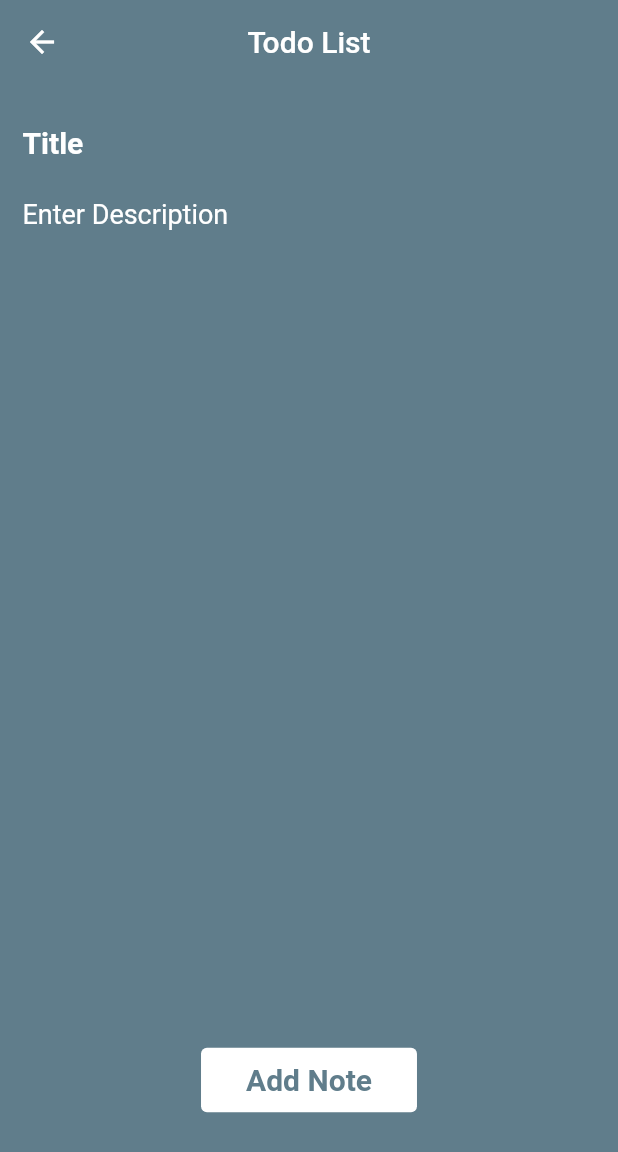
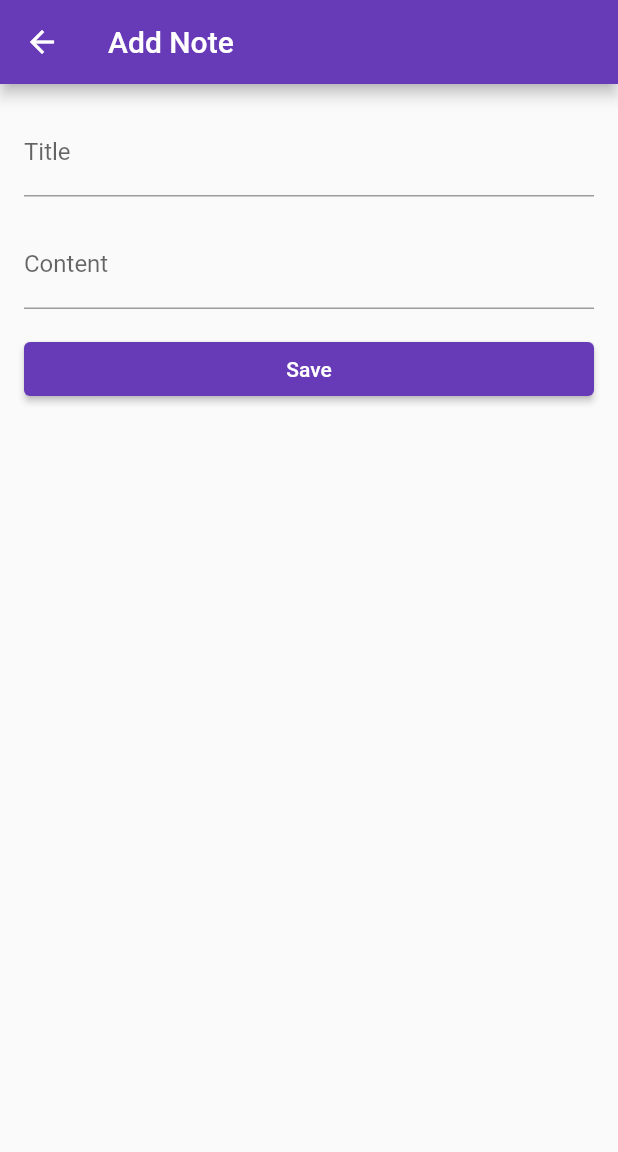
Before and after one commit to yudi0576/todo_list, a Flutter app: the AddScreen screen opened directly, on a phone screen of 412 x 824 dp. Shown: the top 1152 px of the screen. Run offline on Flutter 3.47's test engine with Material 2 defaults, Android fonts, the phone set to English and light mode, and no system bars.

Commit message:
Update add_screen.dart

```diff
--- a/lib/screen/add_screen.dart
+++ b/lib/screen/add_screen.dart
@@ -1,87 +1,44 @@
 import 'package:flutter/material.dart';
 
 class AddScreen extends StatelessWidget {
-  const AddScreen({super.key});
+  final TextEditingController _titleController = TextEditingController();
+  final TextEditingController _contentController = TextEditingController();
 
   @override
   Widget build(BuildContext context) {
-  String titleText;
-  String descriptionText;
-
-
     return Scaffold(
-      backgroundColor: Colors.blueGrey,
       appBar: AppBar(
-        title: const Text('Todo List'),
-        centerTitle: true,
-        elevation: 0,
-        backgroundColor: Colors.transparent,
+        title: Text('Add Note'),
       ),
       body: Padding(
-        padding: const EdgeInsets.only(
-          top: 15,
-          left: 15,
-          right: 15,
-          bottom: 80,
-        ),
+        padding: const EdgeInsets.all(16.0),
         child: Column(
+          crossAxisAlignment: CrossAxisAlignment.stretch,
           children: [
             TextField(
-              decoration: const InputDecoration(
-                border: InputBorder.none,
-                hintText: 'Title',
-                hintStyle: TextStyle(
-                  fontSize: 20,
-                  fontWeight: FontWeight.bold,
-                  color: Colors.white,
-                ),
-              ),
-              style: const TextStyle(
-                fontSize: 20,
-                fontWeight: FontWeight.bold,
-                color: Colors.white,
-              ),
-              onChanged: (value) {
-                titleText = value;
-
-              },
-            ),
-            Expanded(
-              child: TextField(
-                decoration: const InputDecoration(
-                  border: InputBorder.none,
-                  hintText: 'Enter Description',
-                  hintStyle: TextStyle(
-                    fontSize: 18,
-                    color: Colors.white,
-                  ),
-                ),
-                style: const TextStyle(
-                  fontSize: 18,
-                  color: Colors.white,
-                ),
-                onChanged: (value) {
-                  descriptionText = value;
-                },
+              controller: _titleController,
+              decoration: InputDecoration(
+                labelText: 'Title',
               ),
             ),
-            TextButton(
+            SizedBox(height: 16.0),
+            TextField(
+              controller: _contentController,
+              maxLines: null,
+              keyboardType: TextInputType.multiline,
+              decoration: InputDecoration(
+                labelText: 'Content',
+              ),
+            ),
+            SizedBox(height: 16.0),
+            ElevatedButton(
               onPressed: () {
-                context.read<NotesOperation>().addNewNote(titleNext, descriptionText);
-                Navigator.pop(context);
+                final title = _titleController.text;
+                final content = _contentController.text;
+                Navigator.of(context).pop({'title': title, 'content': content});
               },
-              style: TextButton.styleFrom(
-                padding:
-                    const EdgeInsets.only(left: 30, right: 30, top: 10, bottom: 10),
-                backgroundColor: Colors.white,
-              ),
-              child: const Text('Add Note',
-                  style: TextStyle(
-                    fontSize: 20,
-                    fontWeight: FontWeight.bold,
-                    color: Colors.blueGrey,
-                  )),
-            )
+              child: Text('Save'),
+            ),
           ],
         ),
       ),
```
